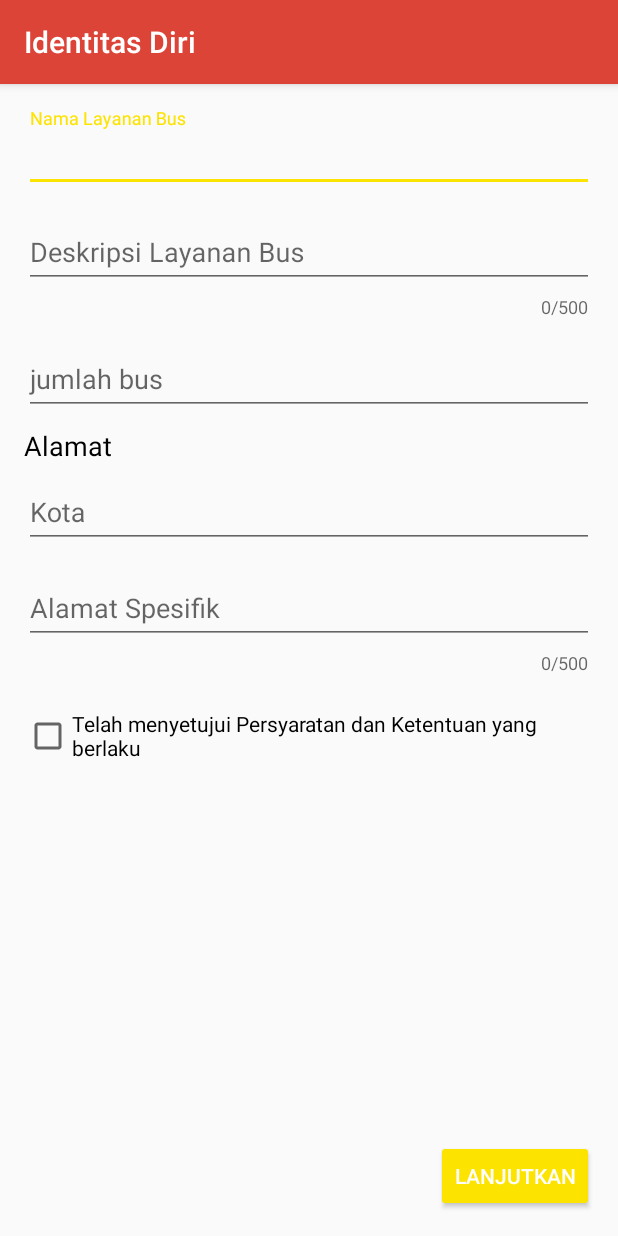
After one commit to dedechandran/android-iklanin, an Android app: the PublisherIdentitasDiriActivity screen opened directly, with no data from a screen before it, on a phone screen of 412 x 824 dp. The commit adds this screen. Run offline under Robolectric (Android 15) with nearby library versions, the phone set to English and light mode, and no system bars.

Commit message:
add layanan bus screen

```diff
--- a/app/src/main/AndroidManifest.xml
+++ b/app/src/main/AndroidManifest.xml
@@ -15,7 +15,8 @@
         android:supportsRtl="true"
         android:theme="@style/AppTheme"
         tools:ignore="GoogleAppIndexingWarning">
-        <activity android:name=".ui.DataPembayaranActivity"></activity>
+        <activity android:name=".ui.PublisherIdentitasDiriActivity"></activity>
+        <activity android:name=".ui.DataPembayaranActivity" />
         <activity
             android:name=".ui.IdentitasUsahaActivity"
             android:parentActivityName=".ui.IdentitasDiriActivity">
@@ -37,7 +38,6 @@
                 android:name="android.support.PARENT_ACTIVITY"
                 android:value="com.example.iklanin.ui.LoginActivity" />
         </activity>
-
         <activity
             android:name=".ui.LoginActivity"
             android:launchMode="singleTop"
@@ -47,13 +47,10 @@
 
                 <category android:name="android.intent.category.LAUNCHER" />
             </intent-filter>
-
         </activity>
-
-        <activity android:name=".ui.MainActivity"
-            android:theme="@style/AppTheme.NoActionBar">
-
-        </activity>
+        <activity
+            android:name=".ui.MainActivity"
+            android:theme="@style/AppTheme.NoActionBar"></activity>
     </application>
 
 </manifest>
--- a/app/src/main/java/com/example/iklanin/ui/IdentitasDiriActivity.kt
+++ b/app/src/main/java/com/example/iklanin/ui/IdentitasDiriActivity.kt
@@ -13,6 +13,7 @@ class IdentitasDiriActivity : AppCompatActivity() {
         setContentView(R.layout.activity_identitas_diri)
         supportActionBar?.setHomeAsUpIndicator(R.drawable.ic_close)
         supportActionBar?.title = "Identitas Diri"
+
         val btnLanjutkan = findViewById<Button>(R.id.btn_lanjutkan_identitas_diri)
         btnLanjutkan.setOnClickListener {
             val intent = Intent(this, IdentitasUsahaActivity::class.java)
--- a/app/src/main/java/com/example/iklanin/ui/IdentitasUsahaActivity.kt
+++ b/app/src/main/java/com/example/iklanin/ui/IdentitasUsahaActivity.kt
@@ -12,6 +12,7 @@ class IdentitasUsahaActivity : AppCompatActivity() {
         setContentView(R.layout.activity_identitas_usaha)
         supportActionBar?.setHomeAsUpIndicator(R.drawable.ic_close)
         supportActionBar?.title = "Identitas Usaha"
+
         val btnLanjutkan = findViewById<Button>(R.id.btn_kirim_usaha)
         btnLanjutkan.setOnClickListener {
             val dialog = ConfirmationDialog()
--- /dev/null
+++ b/app/src/main/java/com/example/iklanin/ui/PublisherIdentitasDiriActivity.kt
@@ -0,0 +1,16 @@
+package com.example.iklanin.ui
+
+import androidx.appcompat.app.AppCompatActivity
+import android.os.Bundle
+import com.example.iklanin.R
+
+class PublisherIdentitasDiriActivity : AppCompatActivity() {
+
+    override fun onCreate(savedInstanceState: Bundle?) {
+        super.onCreate(savedInstanceState)
+        setContentView(R.layout.activity_publisher_identitas_diri)
+        supportActionBar?.setHomeAsUpIndicator(R.drawable.ic_close)
+        supportActionBar?.title = "Identitas Diri"
+
+    }
+}
--- a/app/src/main/java/com/example/iklanin/ui/RegistrationActivity.kt
+++ b/app/src/main/java/com/example/iklanin/ui/RegistrationActivity.kt
@@ -21,6 +21,14 @@ class RegistrationActivity : AppCompatActivity() {
             startActivity(intent)
         }
 
+        val btnRegisterPenerbit = findViewById<Button>(R.id.btn_register_as_penerbit)
+        btnRegisterPenerbit.setOnClickListener {
+            val intent = Intent(this, PublisherIdentitasDiriActivity::class.java)
+            startActivity(intent)
+        }
+
+
+
 
     }
 }
--- /dev/null
+++ b/app/src/main/res/layout/activity_publisher_identitas_diri.xml
@@ -0,0 +1,133 @@
+<?xml version="1.0" encoding="utf-8"?>
+<androidx.appcompat.widget.LinearLayoutCompat xmlns:android="http://schemas.android.com/apk/res/android"
+    xmlns:app="http://schemas.android.com/apk/res-auto"
+    xmlns:tools="http://schemas.android.com/tools"
+    android:layout_width="match_parent"
+    android:layout_height="match_parent"
+    android:orientation="vertical"
+    tools:context=".ui.IdentitasDiriActivity"
+    android:padding="16dp"
+    >
+
+    <!--Nama Layanan bus-->
+    <com.google.android.material.textfield.TextInputLayout
+        android:layout_width="match_parent"
+        android:layout_height="wrap_content"
+        android:layout_marginBottom="8dp"
+        >
+
+        <com.google.android.material.textfield.TextInputEditText
+            android:layout_width="match_parent"
+            android:layout_height="wrap_content"
+            android:hint="@string/nama_Layanan_Bus"
+            android:inputType="text"
+            />
+
+    </com.google.android.material.textfield.TextInputLayout>
+
+    <!--deskripsi layanan bus-->
+    <com.google.android.material.textfield.TextInputLayout
+        android:layout_width="match_parent"
+        android:layout_height="wrap_content"
+        android:layout_marginBottom="8dp"
+        app:counterEnabled="true"
+        app:counterMaxLength="500"
+        >
+        <com.google.android.material.textfield.TextInputEditText
+            android:layout_width="match_parent"
+            android:layout_height="wrap_content"
+            android:hint="@string/deskripsi_layanan_bus"
+            android:inputType="text"
+            />
+    </com.google.android.material.textfield.TextInputLayout>
+
+
+    <!--input jumlah bus-->
+    <com.google.android.material.textfield.TextInputLayout
+        android:layout_width="match_parent"
+        android:layout_height="wrap_content"
+        android:layout_marginBottom="8dp"
+        >
+
+        <com.google.android.material.textfield.TextInputEditText
+            android:layout_width="match_parent"
+            android:layout_height="wrap_content"
+            android:hint="@string/jumlah_bus"
+            android:inputType="text"
+            />
+
+    </com.google.android.material.textfield.TextInputLayout>
+
+    <TextView
+        android:layout_width="wrap_content"
+        android:layout_height="wrap_content"
+        android:text="Alamat"
+        android:textAppearance="@style/TextAppearance.AppCompat.Medium"
+        android:textColor="#000"
+        />
+
+    <!--input alamat kota-->
+    <com.google.android.material.textfield.TextInputLayout
+        android:layout_width="match_parent"
+        android:layout_height="wrap_content"
+        android:layout_marginBottom="8dp"
+        >
+
+        <com.google.android.material.textfield.TextInputEditText
+            android:layout_width="match_parent"
+            android:layout_height="wrap_content"
+            android:hint="@string/kota"
+            android:inputType="text"
+            />
+
+    </com.google.android.material.textfield.TextInputLayout>
+
+    <!--input alamat layanan bus-->
+    <com.google.android.material.textfield.TextInputLayout
+        android:layout_width="match_parent"
+        android:layout_height="wrap_content"
+        android:layout_marginBottom="8dp"
+        app:counterEnabled="true"
+        app:counterMaxLength="500"
+        >
+        <com.google.android.material.textfield.TextInputEditText
+            android:layout_width="match_parent"
+            android:layout_height="wrap_content"
+            android:hint="@string/alamat_spesifik"
+            android:inputType="text"
+            />
+
+    </com.google.android.material.textfield.TextInputLayout>
+
+
+
+    <com.google.android.material.textfield.TextInputLayout
+        android:layout_width="match_parent"
+        android:layout_height="wrap_content"
+        android:layout_marginBottom="8dp"
+        />
+
+    <RelativeLayout
+        android:layout_width="match_parent"
+        android:layout_height="match_parent">
+        <Button
+            android:id="@+id/btn_lanjutkan_identitas_diri"
+            android:layout_width="wrap_content"
+            android:layout_height="wrap_content"
+            android:text="@string/lanjutkan"
+            android:backgroundTint="@color/colorAccent"
+            android:textAppearance="@style/TextAppearance.AppCompat.Button"
+            android:textColor="#FFF"
+            android:layout_alignParentEnd="true"
+            android:layout_alignParentBottom="true"
+            />
+
+        <CheckBox
+            android:id="@+id/checkBox"
+            android:layout_width="match_parent"
+            android:layout_height="49dp"
+            android:text="@string/persetujuan" />
+    </RelativeLayout>
+
+
+</androidx.appcompat.widget.LinearLayoutCompat>
--- a/app/src/main/res/values/strings.xml
+++ b/app/src/main/res/values/strings.xml
@@ -39,4 +39,8 @@
     <string name="dialog_confirmation_message">Apakah data yang Anda masukkan sudah benar?</string>
     <string name="usahaku">Usahaku</string>
     <string name="iklanku">Iklanku</string>
+    <string name="nama_Layanan_Bus">Nama Layanan Bus</string>
+    <string name="deskripsi_layanan_bus">Deskripsi Layanan Bus</string>
+    <string name="jumlah_bus">jumlah bus</string>
+    <string name="persetujuan">Telah menyetujui Persyaratan dan Ketentuan yang berlaku</string>
 </resources>
```
